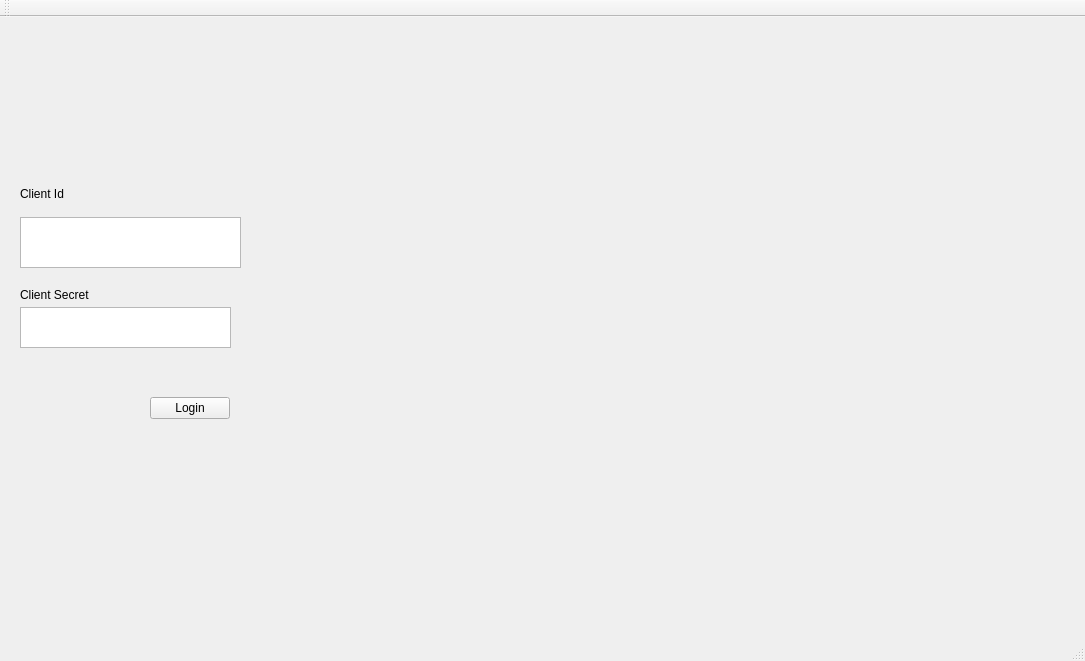
The window that mainwindow.ui (stoic1979/SocialDashboard) describes before a commit, drawn with Qt 5.
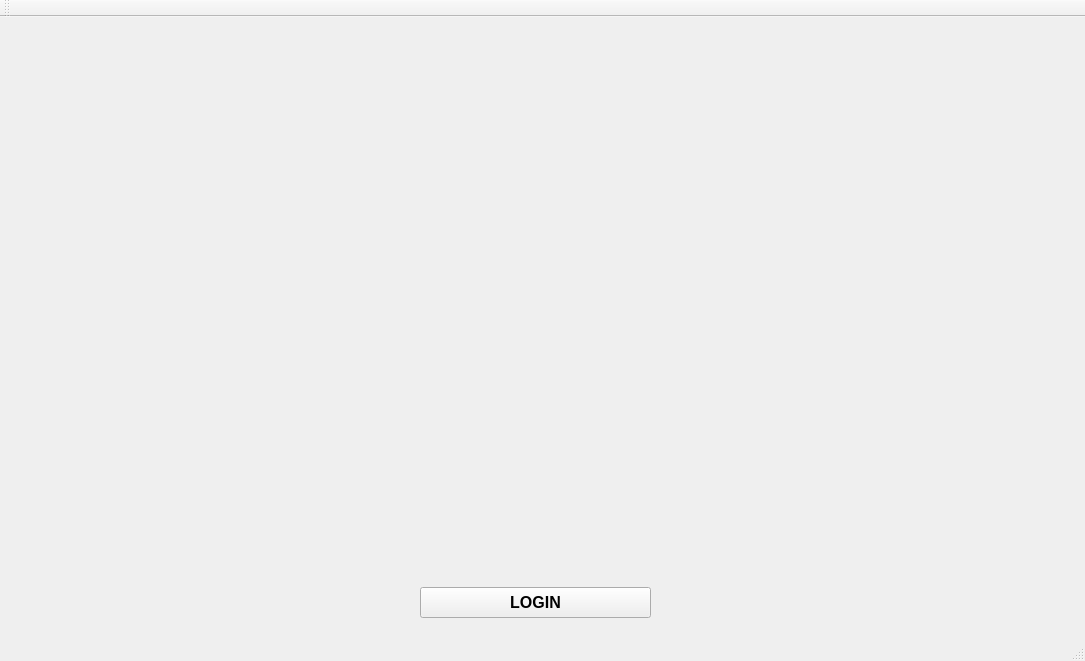
The same window after the commit.

Patch:
```diff
--- a/mainwindow.ui
+++ b/mainwindow.ui
@@ -14,75 +14,36 @@
    <string>MainWindow</string>
   </property>
   <widget class="QWidget" name="centralWidget">
-   <widget class="QLabel" name="label">
-    <property name="geometry">
-     <rect>
-      <x>20</x>
-      <y>270</y>
-      <width>121</width>
-      <height>16</height>
-     </rect>
-    </property>
-    <property name="text">
-     <string>Client Secret</string>
-    </property>
-   </widget>
-   <widget class="QTextEdit" name="teFbClientSecret">
-    <property name="geometry">
-     <rect>
-      <x>20</x>
-      <y>290</y>
-      <width>211</width>
-      <height>41</height>
-     </rect>
-    </property>
-   </widget>
    <widget class="QPushButton" name="btnLogin">
     <property name="geometry">
      <rect>
-      <x>150</x>
-      <y>380</y>
-      <width>80</width>
-      <height>22</height>
+      <x>420</x>
+      <y>570</y>
+      <width>231</width>
+      <height>31</height>
      </rect>
     </property>
+    <property name="font">
+     <font>
+      <pointsize>12</pointsize>
+      <weight>75</weight>
+      <bold>true</bold>
+     </font>
+    </property>
     <property name="text">
-     <string>Login</string>
+     <string>LOGIN</string>
     </property>
    </widget>
    <widget class="QWidget" name="browserWidget" native="true">
     <property name="geometry">
      <rect>
-      <x>260</x>
+      <x>20</x>
       <y>20</y>
-      <width>811</width>
-      <height>591</height>
+      <width>1051</width>
+      <height>531</height>
      </rect>
     </property>
    </widget>
-   <widget class="QTextEdit" name="teFbClientId">
-    <property name="geometry">
-     <rect>
-      <x>20</x>
-      <y>200</y>
-      <width>221</width>
-      <height>51</height>
-     </rect>
-    </property>
-   </widget>
-   <widget class="QLabel" name="label_2">
-    <property name="geometry">
-     <rect>
-      <x>20</x>
-      <y>170</y>
-      <width>59</width>
-      <height>14</height>
-     </rect>
-    </property>
-    <property name="text">
-     <string>Client Id</string>
-    </property>
-   </widget>
   </widget>
   <widget class="QMenuBar" name="menuBar">
    <property name="geometry">
```
